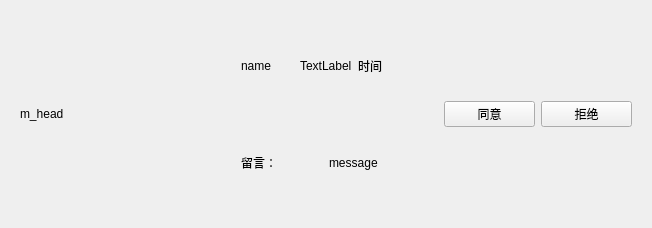
rtomway/Qt-QQ, file QQ-Client/MainWidget/ContactPage/FriendNoticeItemWidget.ui: the form before one commit.
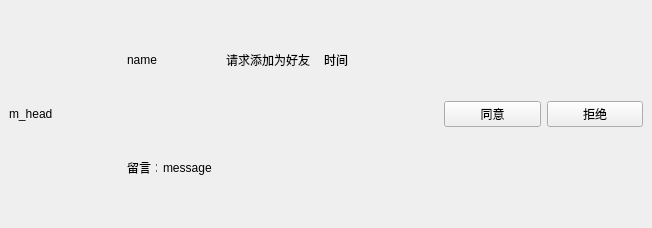
The form after the commit.

Commit message: 好友添加的逻辑处理

Diff of the .ui file:
```diff
--- a/QQ-Client/MainWidget/ContactPage/FriendNoticeItemWidget.ui
+++ b/QQ-Client/MainWidget/ContactPage/FriendNoticeItemWidget.ui
@@ -13,7 +13,22 @@
   <property name="windowTitle">
    <string>Form</string>
   </property>
-  <layout class="QHBoxLayout" name="horizontalLayout_5">
+  <layout class="QHBoxLayout" name="horizontalLayout_5" stretch="1,3,2">
+   <property name="spacing">
+    <number>0</number>
+   </property>
+   <property name="leftMargin">
+    <number>0</number>
+   </property>
+   <property name="topMargin">
+    <number>0</number>
+   </property>
+   <property name="rightMargin">
+    <number>0</number>
+   </property>
+   <property name="bottomMargin">
+    <number>0</number>
+   </property>
    <item>
     <widget class="QWidget" name="widget_5" native="true">
      <layout class="QHBoxLayout" name="horizontalLayout_4">
@@ -34,16 +49,28 @@
        <widget class="QWidget" name="widget_2" native="true">
         <layout class="QHBoxLayout" name="horizontalLayout">
          <item>
-          <widget class="QLabel" name="label_2">
+          <widget class="QLabel" name="nameLab">
+           <property name="sizePolicy">
+            <sizepolicy hsizetype="Preferred" vsizetype="Preferred">
+             <horstretch>0</horstretch>
+             <verstretch>0</verstretch>
+            </sizepolicy>
+           </property>
            <property name="text">
             <string>name</string>
            </property>
           </widget>
          </item>
          <item>
-          <widget class="QLabel" name="label_3">
+          <widget class="QLabel" name="requestLab">
+           <property name="maximumSize">
+            <size>
+             <width>16777215</width>
+             <height>16777215</height>
+            </size>
+           </property>
            <property name="text">
-            <string>TextLabel</string>
+            <string>请求添加为好友</string>
            </property>
           </widget>
          </item>
@@ -61,7 +88,13 @@
        <widget class="QWidget" name="widget_3" native="true">
         <layout class="QHBoxLayout" name="horizontalLayout_2">
          <item>
-          <widget class="QLabel" name="label_4">
+          <widget class="QLabel" name="leaveLab">
+           <property name="maximumSize">
+            <size>
+             <width>30</width>
+             <height>16777215</height>
+            </size>
+           </property>
            <property name="text">
             <string>留言：</string>
            </property>
```
Left out of the diff: 10 changed lines with no effect on the pictures. The commit also changes 17 other files.
